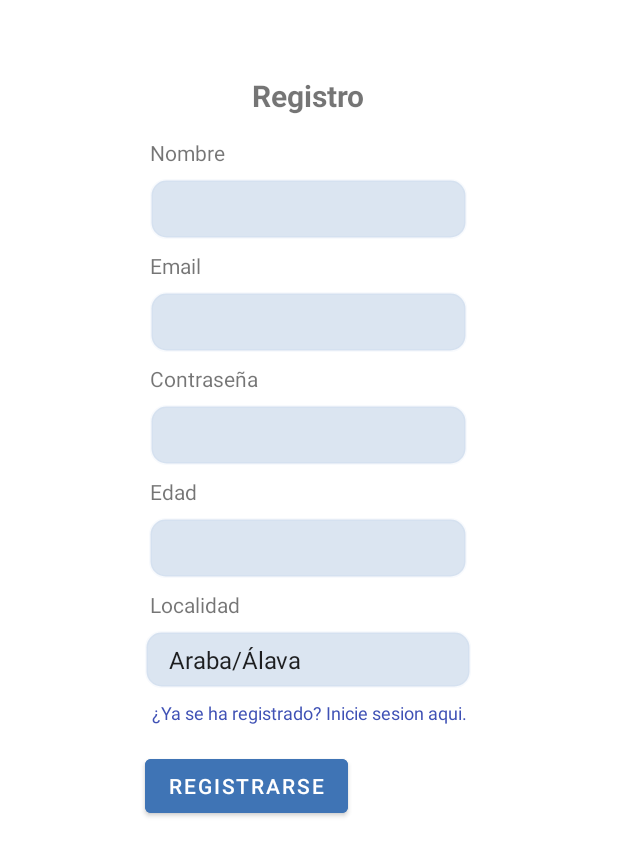
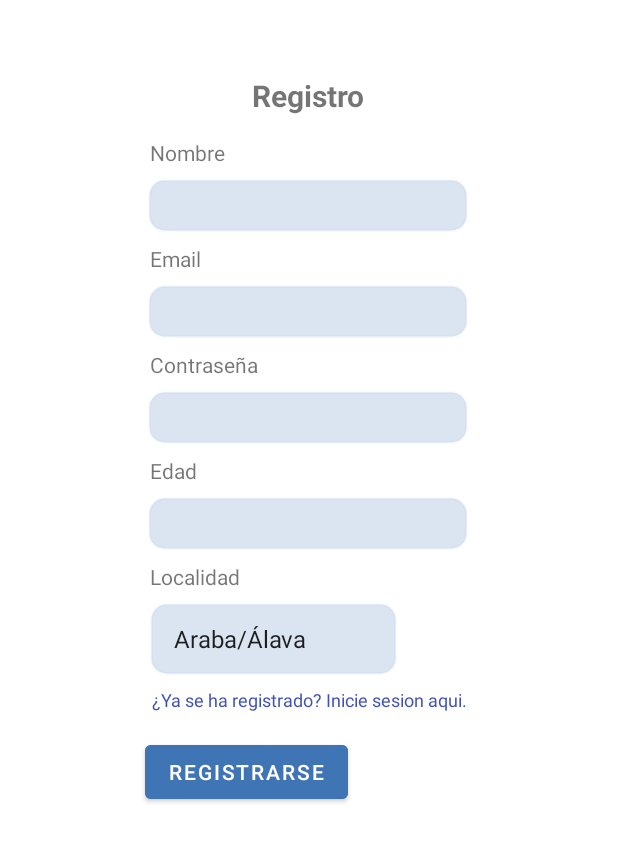
Before and after one commit to iTsZureth/ProyectoDam, an Android app: the Registroacti screen opened directly, with no data from a screen before it, on a phone screen of 412 x 824 dp. Shown: the top 856 px of the screen. Run offline under Robolectric (Android 15) with nearby library versions, the light colour scheme and no system bars; our stand-ins replace Volley; network calls fail.

Commit message:
Responsive

```diff
--- a/app/src/main/res/layout/activity_registroacti.xml
+++ b/app/src/main/res/layout/activity_registroacti.xml
@@ -22,21 +22,22 @@
 
     <EditText
         android:id="@+id/editnom"
-        android:layout_width="211sp"
-        android:layout_height="40sp"
+        android:layout_width="wrap_content"
+        android:layout_height="wrap_content"
         android:layout_marginStart="100dp"
         android:layout_marginTop="8dp"
         android:layout_marginEnd="101dp"
+        android:background="@drawable/background"
+        android:backgroundTint="#2F3F74B5"
         android:ems="10"
         android:importantForAutofill="no"
         android:inputType="textPersonName"
-        android:background="@drawable/background"
-        android:backgroundTint="#2F3F74B5"
         android:paddingLeft="10dp"
         app:layout_constraintEnd_toEndOf="parent"
         app:layout_constraintStart_toStartOf="parent"
         app:layout_constraintTop_toBottomOf="@+id/textView2"
-        tools:ignore="SpeakableTextPresentCheck,TouchTargetSizeCheck" />
+        tools:ignore="SpeakableTextPresentCheck,TouchTargetSizeCheck"
+        android:minHeight="35dp"/>
 
     <TextView
         android:id="@+id/textView2"
@@ -60,8 +61,8 @@
 
     <EditText
         android:id="@+id/editape"
-        android:layout_width="211sp"
-        android:layout_height="40sp"
+        android:layout_width="wrap_content"
+        android:layout_height="wrap_content"
         android:layout_marginStart="100dp"
         android:layout_marginTop="8dp"
         android:layout_marginEnd="101dp"
@@ -74,7 +75,8 @@
         app:layout_constraintEnd_toEndOf="parent"
         app:layout_constraintStart_toStartOf="parent"
         app:layout_constraintTop_toBottomOf="@+id/textView4"
-        tools:ignore="SpeakableTextPresentCheck,TouchTargetSizeCheck" />
+        tools:ignore="SpeakableTextPresentCheck,TouchTargetSizeCheck"
+        android:minHeight="35dp"/>
 
     <TextView
         android:id="@+id/textView5"
@@ -98,8 +100,8 @@
 
     <TextView
         android:id="@+id/textlogin"
-        android:layout_width="219dp"
-        android:layout_height="17dp"
+        android:layout_width="wrap_content"
+        android:layout_height="wrap_content"
         android:layout_marginStart="96dp"
         android:layout_marginTop="8dp"
         android:layout_marginEnd="96dp"
@@ -129,8 +131,8 @@
 
     <EditText
         android:id="@+id/editage"
-        android:layout_width="212dp"
-        android:layout_height="40dp"
+        android:layout_width="wrap_content"
+        android:layout_height="wrap_content"
         android:layout_marginStart="100dp"
         android:layout_marginTop="8dp"
         android:layout_marginEnd="101dp"
@@ -143,12 +145,13 @@
         app:layout_constraintEnd_toEndOf="parent"
         app:layout_constraintStart_toStartOf="parent"
         app:layout_constraintTop_toBottomOf="@+id/textView6"
-        tools:ignore="TouchTargetSizeCheck,SpeakableTextPresentCheck" />
+        tools:ignore="TouchTargetSizeCheck,SpeakableTextPresentCheck"
+        android:minHeight="35dp"/>
 
     <EditText
         android:id="@+id/editpassres"
-        android:layout_width="211sp"
-        android:layout_height="40sp"
+        android:layout_width="wrap_content"
+        android:layout_height="wrap_content"
         android:layout_marginStart="100dp"
         android:layout_marginTop="8dp"
         android:layout_marginEnd="101dp"
@@ -161,7 +164,8 @@
         app:layout_constraintEnd_toEndOf="parent"
         app:layout_constraintStart_toStartOf="parent"
         app:layout_constraintTop_toBottomOf="@+id/textView5"
-        tools:ignore="TouchTargetSizeCheck,SpeakableTextPresentCheck" />
+        tools:ignore="TouchTargetSizeCheck,SpeakableTextPresentCheck"
+        android:minHeight="35dp"/>
 
     <TextView
         android:id="@+id/textView23"
@@ -175,14 +179,13 @@
 
     <Spinner
         android:id="@+id/spinner2"
-        android:layout_width="217dp"
-        android:layout_height="38dp"
+        android:layout_width="wrap_content"
+        android:layout_height="wrap_content"
         android:layout_marginStart="100dp"
         android:layout_marginTop="8dp"
-        android:layout_marginEnd="101dp"
         android:background="@drawable/background"
         android:backgroundTint="#2F3F74B5"
-        app:layout_constraintEnd_toEndOf="parent"
         app:layout_constraintStart_toStartOf="parent"
-        app:layout_constraintTop_toBottomOf="@+id/textView23" />
+        app:layout_constraintTop_toBottomOf="@+id/textView23"
+        android:minHeight="35dp"/>
 </androidx.constraintlayout.widget.ConstraintLayout>
```
Also changed, not shown: app/src/main/res/layout/activity_main.xml (+19 -16 lines), app/src/main/res/layout/activity_nuevomed.xml (+6 -6 lines), app/src/main/res/layout/activity_principal3.xml (+7 -5 lines).
